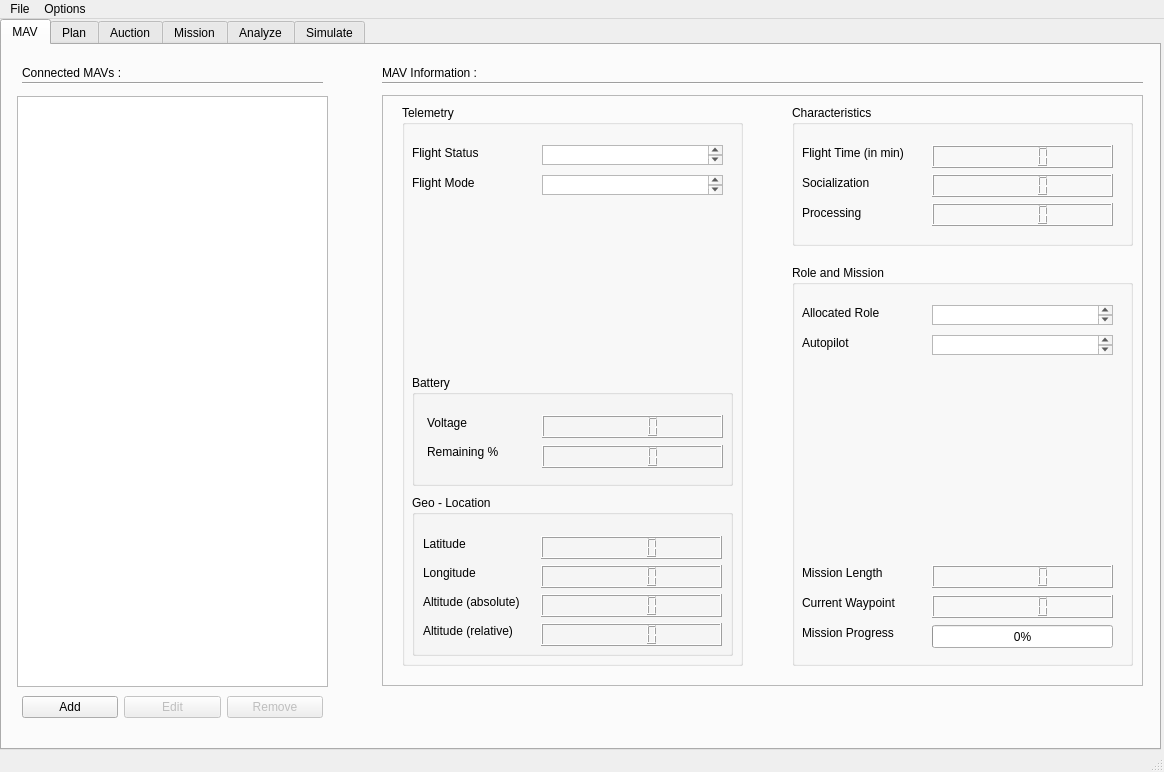
This is src/gui/GCS.ui in KritinMathur/SPADE_BDI_UAV as Qt 5 draws it before an edit. The edited form follows.
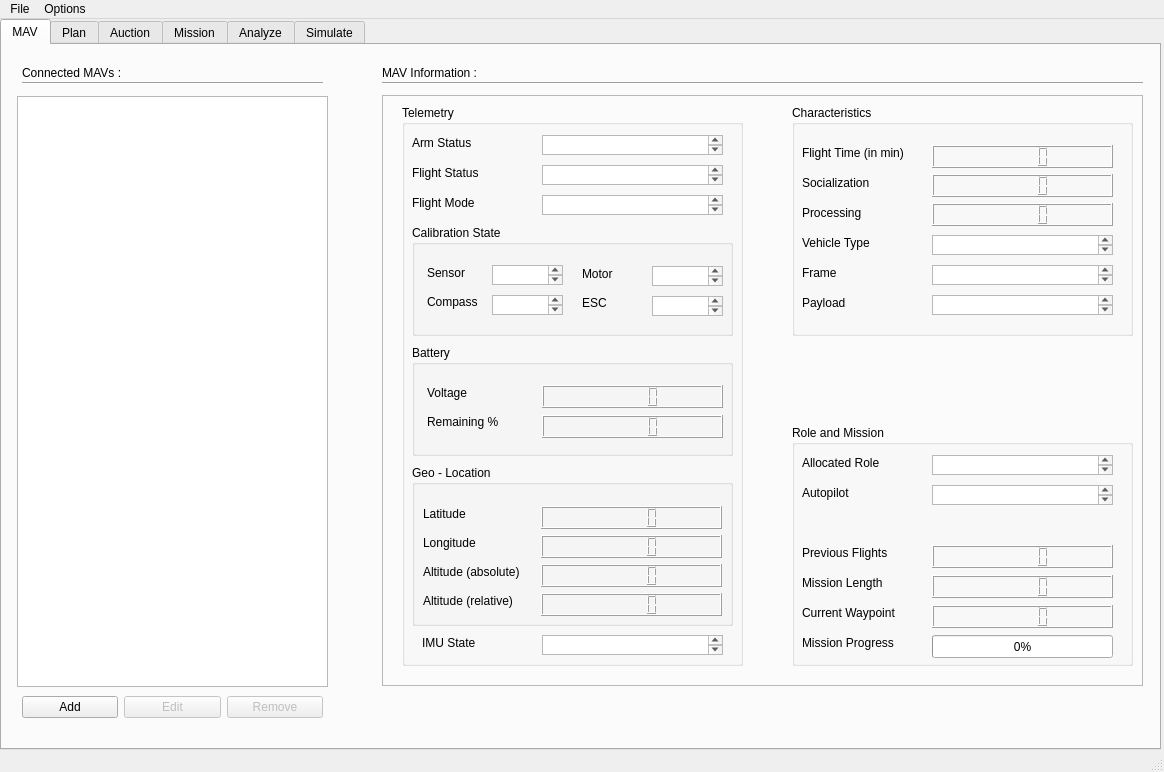
This is the edited form.

Commit message: update combo box and list and mission add

Diff of the .ui file:
```diff
--- a/src/gui/GCS.ui
+++ b/src/gui/GCS.ui
@@ -86,7 +86,7 @@
          <x>410</x>
          <y>10</y>
          <width>341</width>
-         <height>141</height>
+         <height>231</height>
         </rect>
        </property>
        <property name="title">
@@ -161,6 +161,96 @@
          </rect>
         </property>
        </widget>
+       <widget class="QLabel" name="vehicle_type_label">
+        <property name="geometry">
+         <rect>
+          <x>10</x>
+          <y>130</y>
+          <width>91</width>
+          <height>16</height>
+         </rect>
+        </property>
+        <property name="text">
+         <string>Vehicle Type</string>
+        </property>
+       </widget>
+       <widget class="QTextBrowser" name="vehicle_type_textBrowser">
+        <property name="geometry">
+         <rect>
+          <x>140</x>
+          <y>130</y>
+          <width>181</width>
+          <height>20</height>
+         </rect>
+        </property>
+        <property name="html">
+         <string>&lt;!DOCTYPE HTML PUBLIC &quot;-//W3C//DTD HTML 4.0//EN&quot; &quot;http://www.w3.org/TR/REC-html40/strict.dtd&quot;&gt;
+&lt;html&gt;&lt;head&gt;&lt;meta name=&quot;qrichtext&quot; content=&quot;1&quot; /&gt;&lt;style type=&quot;text/css&quot;&gt;
+p, li { white-space: pre-wrap; }
+&lt;/style&gt;&lt;/head&gt;&lt;body style=&quot; font-family:'Sans Serif'; font-size:9pt; font-weight:400; font-style:normal;&quot;&gt;
+&lt;p style=&quot;-qt-paragraph-type:empty; margin-top:0px; margin-bottom:0px; margin-left:0px; margin-right:0px; -qt-block-indent:0; text-indent:0px;&quot;&gt;&lt;br /&gt;&lt;/p&gt;&lt;/body&gt;&lt;/html&gt;</string>
+        </property>
+       </widget>
+       <widget class="QLabel" name="frame_label">
+        <property name="geometry">
+         <rect>
+          <x>10</x>
+          <y>160</y>
+          <width>91</width>
+          <height>16</height>
+         </rect>
+        </property>
+        <property name="text">
+         <string>Frame</string>
+        </property>
+       </widget>
+       <widget class="QTextBrowser" name="frame_textBrowser">
+        <property name="geometry">
+         <rect>
+          <x>140</x>
+          <y>160</y>
+          <width>181</width>
+          <height>20</height>
+         </rect>
+        </property>
+        <property name="html">
+         <string>&lt;!DOCTYPE HTML PUBLIC &quot;-//W3C//DTD HTML 4.0//EN&quot; &quot;http://www.w3.org/TR/REC-html40/strict.dtd&quot;&gt;
+&lt;html&gt;&lt;head&gt;&lt;meta name=&quot;qrichtext&quot; content=&quot;1&quot; /&gt;&lt;style type=&quot;text/css&quot;&gt;
+p, li { white-space: pre-wrap; }
+&lt;/style&gt;&lt;/head&gt;&lt;body style=&quot; font-family:'Sans Serif'; font-size:9pt; font-weight:400; font-style:normal;&quot;&gt;
+&lt;p style=&quot;-qt-paragraph-type:empty; margin-top:0px; margin-bottom:0px; margin-left:0px; margin-right:0px; -qt-block-indent:0; text-indent:0px;&quot;&gt;&lt;br /&gt;&lt;/p&gt;&lt;/body&gt;&lt;/html&gt;</string>
+        </property>
+       </widget>
+       <widget class="QLabel" name="payload_label">
+        <property name="geometry">
+         <rect>
+          <x>10</x>
+          <y>190</y>
+          <width>91</width>
+          <height>16</height>
+         </rect>
+        </property>
+        <property name="text">
+         <string>Payload</string>
+        </property>
+       </widget>
+       <widget class="QTextBrowser" name="payload_textBrowser">
+        <property name="geometry">
+         <rect>
+          <x>140</x>
+          <y>190</y>
+          <width>181</width>
+          <height>20</height>
+         </rect>
+        </property>
+        <property name="html">
+         <string>&lt;!DOCTYPE HTML PUBLIC &quot;-//W3C//DTD HTML 4.0//EN&quot; &quot;http://www.w3.org/TR/REC-html40/strict.dtd&quot;&gt;
+&lt;html&gt;&lt;head&gt;&lt;meta name=&quot;qrichtext&quot; content=&quot;1&quot; /&gt;&lt;style type=&quot;text/css&quot;&gt;
+p, li { white-space: pre-wrap; }
+&lt;/style&gt;&lt;/head&gt;&lt;body style=&quot; font-family:'Sans Serif'; font-size:9pt; font-weight:400; font-style:normal;&quot;&gt;
+&lt;p style=&quot;-qt-paragraph-type:empty; margin-top:0px; margin-bottom:0px; margin-left:0px; margin-right:0px; -qt-block-indent:0; text-indent:0px;&quot;&gt;&lt;br /&gt;&lt;/p&gt;&lt;/body&gt;&lt;/html&gt;</string>
+        </property>
+       </widget>
       </widget>
       <widget class="QGroupBox" name="Telemetry_groupBox">
        <property name="geometry">
@@ -178,7 +268,7 @@
         <property name="geometry">
          <rect>
           <x>10</x>
-          <y>390</y>
+          <y>360</y>
           <width>321</width>
           <height>161</height>
          </rect>
@@ -283,7 +373,7 @@
         <property name="geometry">
          <rect>
           <x>10</x>
-          <y>270</y>
+          <y>240</y>
           <width>321</width>
           <height>111</height>
          </rect>
@@ -342,7 +432,7 @@
         <property name="geometry">
          <rect>
           <x>10</x>
-          <y>40</y>
+          <y>60</y>
           <width>81</width>
           <height>16</height>
          </rect>
@@ -355,7 +445,7 @@
         <property name="geometry">
          <rect>
           <x>140</x>
-          <y>40</y>
+          <y>60</y>
           <width>181</width>
           <height>20</height>
          </rect>
@@ -372,7 +462,7 @@
         <property name="geometry">
          <rect>
           <x>10</x>
-          <y>70</y>
+          <y>90</y>
           <width>81</width>
           <height>16</height>
          </rect>
@@ -385,7 +475,7 @@
         <property name="geometry">
          <rect>
           <x>140</x>
-          <y>70</y>
+          <y>90</y>
           <width>181</width>
           <height>20</height>
          </rect>
@@ -398,14 +488,207 @@
 &lt;p style=&quot;-qt-paragraph-type:empty; margin-top:0px; margin-bottom:0px; margin-left:0px; margin-right:0px; -qt-block-indent:0; text-indent:0px;&quot;&gt;&lt;br /&gt;&lt;/p&gt;&lt;/body&gt;&lt;/html&gt;</string>
         </property>
        </widget>
+       <widget class="QGroupBox" name="Battery_groupBox_2">
+        <property name="geometry">
+         <rect>
+          <x>10</x>
+          <y>120</y>
+          <width>321</width>
+          <height>111</height>
+         </rect>
+        </property>
+        <property name="title">
+         <string>Calibration State</string>
+        </property>
+        <widget class="QLabel" name="compass_label">
+         <property name="geometry">
+          <rect>
+           <x>15</x>
+           <y>69</y>
+           <width>79</width>
+           <height>16</height>
+          </rect>
+         </property>
+         <property name="text">
+          <string>Compass</string>
+         </property>
+        </widget>
+        <widget class="QLabel" name="sensor_label">
+         <property name="geometry">
+          <rect>
+           <x>15</x>
+           <y>40</y>
+           <width>45</width>
+           <height>16</height>
+          </rect>
+         </property>
+         <property name="text">
+          <string>Sensor</string>
+         </property>
+        </widget>
+        <widget class="QTextBrowser" name="sensor_textBrowser">
+         <property name="geometry">
+          <rect>
+           <x>80</x>
+           <y>40</y>
+           <width>71</width>
+           <height>20</height>
+          </rect>
+         </property>
+         <property name="html">
+          <string>&lt;!DOCTYPE HTML PUBLIC &quot;-//W3C//DTD HTML 4.0//EN&quot; &quot;http://www.w3.org/TR/REC-html40/strict.dtd&quot;&gt;
+&lt;html&gt;&lt;head&gt;&lt;meta name=&quot;qrichtext&quot; content=&quot;1&quot; /&gt;&lt;style type=&quot;text/css&quot;&gt;
+p, li { white-space: pre-wrap; }
+&lt;/style&gt;&lt;/head&gt;&lt;body style=&quot; font-family:'Sans Serif'; font-size:9pt; font-weight:400; font-style:normal;&quot;&gt;
+&lt;p style=&quot;-qt-paragraph-type:empty; margin-top:0px; margin-bottom:0px; margin-left:0px; margin-right:0px; -qt-block-indent:0; text-indent:0px;&quot;&gt;&lt;br /&gt;&lt;/p&gt;&lt;/body&gt;&lt;/html&gt;</string>
+         </property>
+        </widget>
+        <widget class="QTextBrowser" name="compass_textBrowser">
+         <property name="geometry">
+          <rect>
+           <x>80</x>
+           <y>70</y>
+           <width>71</width>
+           <height>20</height>
+          </rect>
+         </property>
+         <property name="html">
+          <string>&lt;!DOCTYPE HTML PUBLIC &quot;-//W3C//DTD HTML 4.0//EN&quot; &quot;http://www.w3.org/TR/REC-html40/strict.dtd&quot;&gt;
+&lt;html&gt;&lt;head&gt;&lt;meta name=&quot;qrichtext&quot; content=&quot;1&quot; /&gt;&lt;style type=&quot;text/css&quot;&gt;
+p, li { white-space: pre-wrap; }
+&lt;/style&gt;&lt;/head&gt;&lt;body style=&quot; font-family:'Sans Serif'; font-size:9pt; font-weight:400; font-style:normal;&quot;&gt;
+&lt;p style=&quot;-qt-paragraph-type:empty; margin-top:0px; margin-bottom:0px; margin-left:0px; margin-right:0px; -qt-block-indent:0; text-indent:0px;&quot;&gt;&lt;br /&gt;&lt;/p&gt;&lt;/body&gt;&lt;/html&gt;</string>
+         </property>
+        </widget>
+        <widget class="QLabel" name="ESC_label">
+         <property name="geometry">
+          <rect>
+           <x>170</x>
+           <y>70</y>
+           <width>61</width>
+           <height>16</height>
+          </rect>
+         </property>
+         <property name="text">
+          <string>ESC</string>
+         </property>
+        </widget>
+        <widget class="QLabel" name="motor_label">
+         <property name="geometry">
+          <rect>
+           <x>170</x>
+           <y>41</y>
+           <width>45</width>
+           <height>16</height>
+          </rect>
+         </property>
+         <property name="text">
+          <string>Motor</string>
+         </property>
+        </widget>
+        <widget class="QTextBrowser" name="ESC_textBrowser">
+         <property name="geometry">
+          <rect>
+           <x>240</x>
+           <y>71</y>
+           <width>71</width>
+           <height>20</height>
+          </rect>
+         </property>
+         <property name="html">
+          <string>&lt;!DOCTYPE HTML PUBLIC &quot;-//W3C//DTD HTML 4.0//EN&quot; &quot;http://www.w3.org/TR/REC-html40/strict.dtd&quot;&gt;
+&lt;html&gt;&lt;head&gt;&lt;meta name=&quot;qrichtext&quot; content=&quot;1&quot; /&gt;&lt;style type=&quot;text/css&quot;&gt;
+p, li { white-space: pre-wrap; }
+&lt;/style&gt;&lt;/head&gt;&lt;body style=&quot; font-family:'Sans Serif'; font-size:9pt; font-weight:400; font-style:normal;&quot;&gt;
+&lt;p style=&quot;-qt-paragraph-type:empty; margin-top:0px; margin-bottom:0px; margin-left:0px; margin-right:0px; -qt-block-indent:0; text-indent:0px;&quot;&gt;&lt;br /&gt;&lt;/p&gt;&lt;/body&gt;&lt;/html&gt;</string>
+         </property>
+        </widget>
+        <widget class="QTextBrowser" name="motor_textBrowser">
+         <property name="geometry">
+          <rect>
+           <x>240</x>
+           <y>41</y>
+           <width>71</width>
+           <height>20</height>
+          </rect>
+         </property>
+         <property name="html">
+          <string>&lt;!DOCTYPE HTML PUBLIC &quot;-//W3C//DTD HTML 4.0//EN&quot; &quot;http://www.w3.org/TR/REC-html40/strict.dtd&quot;&gt;
+&lt;html&gt;&lt;head&gt;&lt;meta name=&quot;qrichtext&quot; content=&quot;1&quot; /&gt;&lt;style type=&quot;text/css&quot;&gt;
+p, li { white-space: pre-wrap; }
+&lt;/style&gt;&lt;/head&gt;&lt;body style=&quot; font-family:'Sans Serif'; font-size:9pt; font-weight:400; font-style:normal;&quot;&gt;
+&lt;p style=&quot;-qt-paragraph-type:empty; margin-top:0px; margin-bottom:0px; margin-left:0px; margin-right:0px; -qt-block-indent:0; text-indent:0px;&quot;&gt;&lt;br /&gt;&lt;/p&gt;&lt;/body&gt;&lt;/html&gt;</string>
+         </property>
+        </widget>
+       </widget>
+       <widget class="QTextBrowser" name="IMU_state_textBrowser">
+        <property name="geometry">
+         <rect>
+          <x>140</x>
+          <y>530</y>
+          <width>181</width>
+          <height>20</height>
+         </rect>
+        </property>
+        <property name="html">
+         <string>&lt;!DOCTYPE HTML PUBLIC &quot;-//W3C//DTD HTML 4.0//EN&quot; &quot;http://www.w3.org/TR/REC-html40/strict.dtd&quot;&gt;
+&lt;html&gt;&lt;head&gt;&lt;meta name=&quot;qrichtext&quot; content=&quot;1&quot; /&gt;&lt;style type=&quot;text/css&quot;&gt;
+p, li { white-space: pre-wrap; }
+&lt;/style&gt;&lt;/head&gt;&lt;body style=&quot; font-family:'Sans Serif'; font-size:9pt; font-weight:400; font-style:normal;&quot;&gt;
+&lt;p style=&quot;-qt-paragraph-type:empty; margin-top:0px; margin-bottom:0px; margin-left:0px; margin-right:0px; -qt-block-indent:0; text-indent:0px;&quot;&gt;&lt;br /&gt;&lt;/p&gt;&lt;/body&gt;&lt;/html&gt;</string>
+        </property>
+       </widget>
+       <widget class="QLabel" name="IMU_state_label">
+        <property name="geometry">
+         <rect>
+          <x>20</x>
+          <y>530</y>
+          <width>71</width>
+          <height>16</height>
+         </rect>
+        </property>
+        <property name="text">
+         <string>IMU State</string>
+        </property>
+       </widget>
+       <widget class="QTextBrowser" name="arm_status_textBrowser">
+        <property name="geometry">
+         <rect>
+          <x>140</x>
+          <y>30</y>
+          <width>181</width>
+          <height>20</height>
+         </rect>
+        </property>
+        <property name="html">
+         <string>&lt;!DOCTYPE HTML PUBLIC &quot;-//W3C//DTD HTML 4.0//EN&quot; &quot;http://www.w3.org/TR/REC-html40/strict.dtd&quot;&gt;
+&lt;html&gt;&lt;head&gt;&lt;meta name=&quot;qrichtext&quot; content=&quot;1&quot; /&gt;&lt;style type=&quot;text/css&quot;&gt;
+p, li { white-space: pre-wrap; }
+&lt;/style&gt;&lt;/head&gt;&lt;body style=&quot; font-family:'Sans Serif'; font-size:9pt; font-weight:400; font-style:normal;&quot;&gt;
+&lt;p style=&quot;-qt-paragraph-type:empty; margin-top:0px; margin-bottom:0px; margin-left:0px; margin-right:0px; -qt-block-indent:0; text-indent:0px;&quot;&gt;&lt;br /&gt;&lt;/p&gt;&lt;/body&gt;&lt;/html&gt;</string>
+        </property>
+       </widget>
+       <widget class="QLabel" name="arm_status_label">
+        <property name="geometry">
+         <rect>
+          <x>10</x>
+          <y>30</y>
+          <width>81</width>
+          <height>16</height>
+         </rect>
+        </property>
+        <property name="text">
+         <string>Arm Status</string>
+        </property>
+       </widget>
       </widget>
       <widget class="QGroupBox" name="RoleMission_groupBox">
        <property name="geometry">
         <rect>
          <x>410</x>
-         <y>170</y>
+         <y>330</y>
          <width>341</width>
-         <height>401</height>
+         <height>241</height>
         </rect>
        </property>
        <property name="title">
@@ -415,7 +698,7 @@
         <property name="geometry">
          <rect>
           <x>140</x>
-          <y>360</y>
+          <y>210</y>
           <width>181</width>
           <height>23</height>
          </rect>
@@ -431,7 +714,7 @@
         <property name="geometry">
          <rect>
           <x>10</x>
-          <y>360</y>
+          <y>210</y>
           <width>121</width>
           <height>16</height>
          </rect>
@@ -444,7 +727,7 @@
         <property name="geometry">
          <rect>
           <x>10</x>
-          <y>40</y>
+          <y>30</y>
           <width>91</width>
           <height>16</height>
          </rect>
@@ -457,7 +740,7 @@
         <property name="geometry">
          <rect>
           <x>140</x>
-          <y>40</y>
+          <y>30</y>
           <width>181</width>
           <height>20</height>
          </rect>
@@ -474,7 +757,7 @@
         <property name="geometry">
          <rect>
           <x>10</x>
-          <y>330</y>
+          <y>180</y>
           <width>121</width>
           <height>16</height>
          </rect>
@@ -487,7 +770,7 @@
         <property name="geometry">
          <rect>
           <x>140</x>
-          <y>330</y>
+          <y>180</y>
           <width>181</width>
           <height>23</height>
          </rect>
@@ -497,7 +780,7 @@
         <property name="geometry">
          <rect>
           <x>10</x>
-          <y>300</y>
+          <y>150</y>
           <width>121</width>
           <height>16</height>
          </rect>
@@ -510,7 +793,7 @@
         <property name="geometry">
          <rect>
           <x>140</x>
-          <y>300</y>
+          <y>150</y>
           <width>181</width>
           <height>23</height>
          </rect>
@@ -520,7 +803,7 @@
         <property name="geometry">
          <rect>
           <x>10</x>
-          <y>70</y>
+          <y>60</y>
           <width>91</width>
           <height>16</height>
          </rect>
@@ -533,7 +816,7 @@
         <property name="geometry">
          <rect>
           <x>140</x>
-          <y>70</y>
+          <y>60</y>
           <width>181</width>
           <height>20</height>
          </rect>
@@ -546,6 +829,29 @@
 &lt;p style=&quot;-qt-paragraph-type:empty; margin-top:0px; margin-bottom:0px; margin-left:0px; margin-right:0px; -qt-block-indent:0; text-indent:0px;&quot;&gt;&lt;br /&gt;&lt;/p&gt;&lt;/body&gt;&lt;/html&gt;</string>
         </property>
        </widget>
+       <widget class="QLabel" name="previous_flights_label">
+        <property name="geometry">
+         <rect>
+          <x>10</x>
+          <y>120</y>
+          <width>121</width>
+          <height>16</height>
+         </rect>
+        </property>
+        <property name="text">
+         <string>Previous Flights</string>
+        </property>
+       </widget>
+       <widget class="QLCDNumber" name="previous_flights_lcdNumber">
+        <property name="geometry">
+         <rect>
+          <x>140</x>
+          <y>120</y>
+          <width>181</width>
+          <height>23</height>
+         </rect>
+        </property>
+       </widget>
       </widget>
      </widget>
      <widget class="Line" name="connected_mav_line">
```
Left out of the diff: 43 changed lines with no effect on the pictures. The commit also changes 2 other files.
